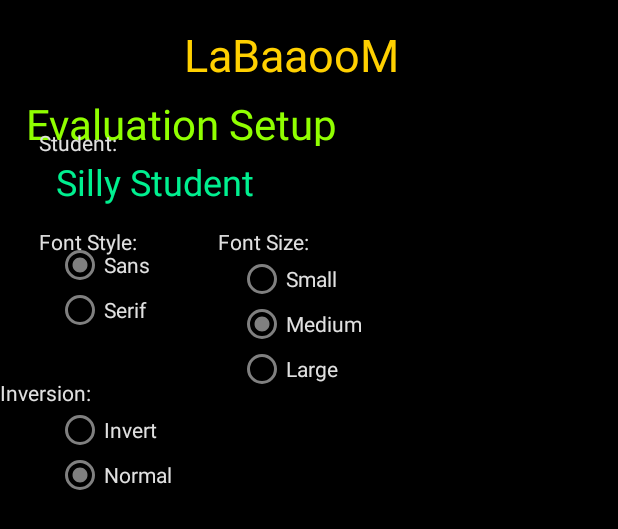
After one commit to ScottDaniels/labaaoom, an Android app: the layout activity_eval_setup.xml on its own in the app's theme, with its tools: preview values and no code run, on a phone screen of 412 x 824 dp. The commit adds this screen. Shown: the top 529 px of the screen. Run offline under Robolectric (Android 15) with nearby library versions, the phone set to English and light mode, and no system bars.

Commit message:
Add evaluation setup activity

```diff
--- /dev/null
+++ b/app/src/main/java/com/rocklizard/labaaoom/Eval_setup.java
@@ -0,0 +1,13 @@
+package com.rocklizard.labaaoom;
+
+import android.app.Activity;
+import android.os.Bundle;
+
+public class Eval_setup extends Activity {
+
+	@Override
+	protected void onCreate( Bundle savedInstanceState ) {
+		super.onCreate( savedInstanceState );
+		setContentView( R.layout.activity_eval_setup );
+	}
+}
--- /dev/null
+++ b/app/src/main/res/layout/activity_eval_setup.xml
@@ -0,0 +1,199 @@
+<?xml version="1.0" encoding="utf-8"?>
+<android.support.constraint.ConstraintLayout
+    xmlns:android="http://schemas.android.com/apk/res/android"
+    xmlns:app="http://schemas.android.com/apk/res-auto"
+    xmlns:tools="http://schemas.android.com/tools"
+    android:layout_width="match_parent"
+    android:background="#000000"
+    android:layout_height="match_parent"
+    android:theme="@style/AppTheme.NoActionBar">
+    tools:context="com.rocklizard.labaaoom.Eval_setup">
+
+    <TextView
+        android:id="@+id/app_title"
+        android:layout_width="167dp"
+        android:layout_height="36dp"
+        android:text="@string/app_name"
+        android:textColor="@color/title_colour"
+        android:textSize="30dp"
+        app:layout_constraintRight_toRightOf="parent"
+        app:layout_constraintLeft_toLeftOf="parent"
+        app:layout_constraintTop_toTopOf="parent"
+        android:layout_marginTop="16dp"
+        app:layout_constraintHorizontal_bias="0.502"/>
+
+    <TextView
+        android:id="@+id/add_user_tag"
+        android:layout_width="220dp"
+        android:layout_height="34dp"
+        android:layout_marginLeft="17dp"
+        android:layout_marginTop="63dp"
+        android:text="Evaluation Setup"
+        android:textColor="@color/header_colour"
+        android:textSize="28dp"
+        app:layout_constraintLeft_toLeftOf="parent"
+        app:layout_constraintTop_toTopOf="parent"
+        android:layout_marginStart="17dp"/>
+
+    <TextView
+        android:id="@+id/name_tag"
+        android:layout_width="93dp"
+        android:layout_height="19dp"
+        android:text="Student:"
+        android:textColor="@color/tag_colour"
+        android:layout_marginStart="26dp"
+        android:layout_marginTop="33dp"
+        app:layout_constraintTop_toBottomOf="@+id/app_title"
+        android:layout_marginLeft="26dp"
+        app:layout_constraintLeft_toLeftOf="parent"
+        />
+
+    <TextView
+        android:id="@+id/student_name"
+        android:layout_width="331dp"
+        android:layout_height="35dp"
+        android:text="Silly Student"
+        android:textSize="24sp"
+        android:textColor="@color/value"
+        app:layout_constraintLeft_toLeftOf="parent"
+        android:layout_marginTop="0dp"
+        app:layout_constraintTop_toBottomOf="@+id/name_tag"
+        android:layout_marginLeft="37dp"/>
+
+    <TextView
+        android:id="@+id/font_tag"
+        android:layout_width="93dp"
+        android:layout_height="19dp"
+        android:text="Font Style:"
+        android:textColor="@color/tag_colour"
+        android:layout_marginStart="26dp"
+        android:layout_marginTop="11dp"
+        app:layout_constraintTop_toBottomOf="@+id/student_name"
+        android:layout_marginLeft="26dp"
+        app:layout_constraintLeft_toLeftOf="parent"
+        />
+
+    <TextView
+        android:id="@+id/background_tag"
+        android:layout_width="93dp"
+        android:layout_height="19dp"
+        android:text="Inversion:"
+        android:textColor="@color/tag_colour"
+        android:layout_marginStart="226dp"
+        tools:layout_editor_absoluteX="26dp"
+        android:layout_marginTop="23dp"
+        app:layout_constraintTop_toBottomOf="@+id/style_rg"/>
+
+    <TextView
+        android:id="@+id/size_tag"
+        android:layout_width="93dp"
+        android:layout_height="19dp"
+        android:text="Font Size:"
+        android:textColor="@color/tag_colour"
+        android:layout_marginStart="26dp"
+        android:layout_marginTop="11dp"
+        app:layout_constraintTop_toBottomOf="@+id/student_name"
+        app:layout_constraintLeft_toRightOf="@+id/font_tag"
+        android:layout_marginLeft="27dp"/>
+
+    <RadioGroup
+        android:layout_width="89dp"
+        android:layout_height="67dp"
+        android:layout_marginLeft="37dp"
+        android:layout_marginTop="-9dp"
+        app:layout_constraintLeft_toLeftOf="parent"
+        app:layout_constraintTop_toBottomOf="@+id/font_tag"
+        android:id="@+id/style_rg">
+
+        <RadioButton
+            android:id="@+id/Sans_font_sans_rb"
+            android:layout_width="75dp"
+            android:layout_height="30dp"
+            android:checked="true"
+            android:text="Sans"
+            app:buttonTint="#808080"
+            android:textColor="@color/tag_colour"/>
+
+        <RadioButton
+            android:id="@+id/font_serif_rb"
+            android:layout_width="73dp"
+            android:layout_height="30dp"
+            android:checked="false"
+            android:text="Serif"
+            android:textColor="@color/tag_colour"
+            android:visibility="visible"
+            app:buttonTint="#808080"/>
+
+    </RadioGroup>
+
+    <RadioGroup
+        android:layout_width="110dp"
+        android:layout_height="90dp"
+        android:layout_marginLeft="32dp"
+        app:layout_constraintLeft_toRightOf="@+id/style_rg"
+        android:layout_marginTop="0dp"
+        android:id="@+id/size_rg"
+        app:layout_constraintTop_toBottomOf="@+id/size_tag">
+
+        <RadioButton
+            android:id="@+id/Sans_font_smallrb"
+            android:layout_width="75dp"
+            android:layout_height="30dp"
+            android:checked="false"
+            android:text="Small"
+            app:buttonTint="#808080"
+            android:textColor="@color/tag_colour"/>
+
+        <RadioButton
+            android:id="@+id/font_med_rb"
+            android:layout_width="93dp"
+            android:layout_height="30dp"
+            android:checked="true"
+            android:text="Medium"
+            android:textColor="@color/tag_colour"
+            app:buttonTint="#808080"
+            />
+
+        <RadioButton
+            android:id="@+id/font_large_rb"
+            android:layout_width="73dp"
+            android:layout_height="30dp"
+            android:checked="false"
+            android:text="Large"
+            android:textColor="@color/tag_colour"
+            app:buttonTint="#808080"
+            />
+
+    </RadioGroup>
+
+    <RadioGroup
+        android:id="@+id/background_rg"
+        android:layout_width="101dp"
+        android:layout_height="66dp"
+        android:layout_marginLeft="37dp"
+        android:layout_marginTop="0dp"
+        app:layout_constraintLeft_toLeftOf="parent"
+        app:layout_constraintTop_toBottomOf="@+id/background_tag">
+
+        <RadioButton
+            android:id="@+id/bg_invert_rb"
+            android:layout_width="75dp"
+            android:layout_height="30dp"
+            android:checked="false"
+            android:text="Invert"
+            android:textColor="@color/tag_colour"
+            app:buttonTint="#808080"/>
+
+        <RadioButton
+            android:id="@+id/bg_normal"
+            android:layout_width="94dp"
+            android:layout_height="30dp"
+            android:checked="true"
+            android:text="Normal"
+            android:textColor="@color/tag_colour"
+            android:visibility="visible"
+            app:buttonTint="#808080"/>
+
+    </RadioGroup>
+
+</android.support.constraint.ConstraintLayout>
--- a/app/src/main/res/layout/activity_main_menu.xml
+++ b/app/src/main/res/layout/activity_main_menu.xml
@@ -9,8 +9,6 @@
     tools:context="com.rocklizard.labaaoom.Main_menu"
     tools:layout_editor_absoluteY="89dp"
     tools:layout_editor_absoluteX="0dp">
-
-    G
 
     <TextView
         android:id="@+id/app_title"
--- a/app/src/main/res/values/styles.xml
+++ b/app/src/main/res/values/styles.xml
@@ -13,6 +13,13 @@
         <item name="windowNoTitle">true</item>
     </style>
 
+    <style name="AppTheme.redActionBar">
+        <item name="windowActionBar">true</item>
+        <item name="windowNoTitle">false</item>
+        <item name="colorPrimary">#ff0000</item>
+    </style>
+
+
     <style name="AppTheme.AppBarOverlay" parent="ThemeOverlay.AppCompat.Dark.ActionBar"/>
 
     <style name="AppTheme.PopupOverlay" parent="ThemeOverlay.AppCompat.Light"/>
```
